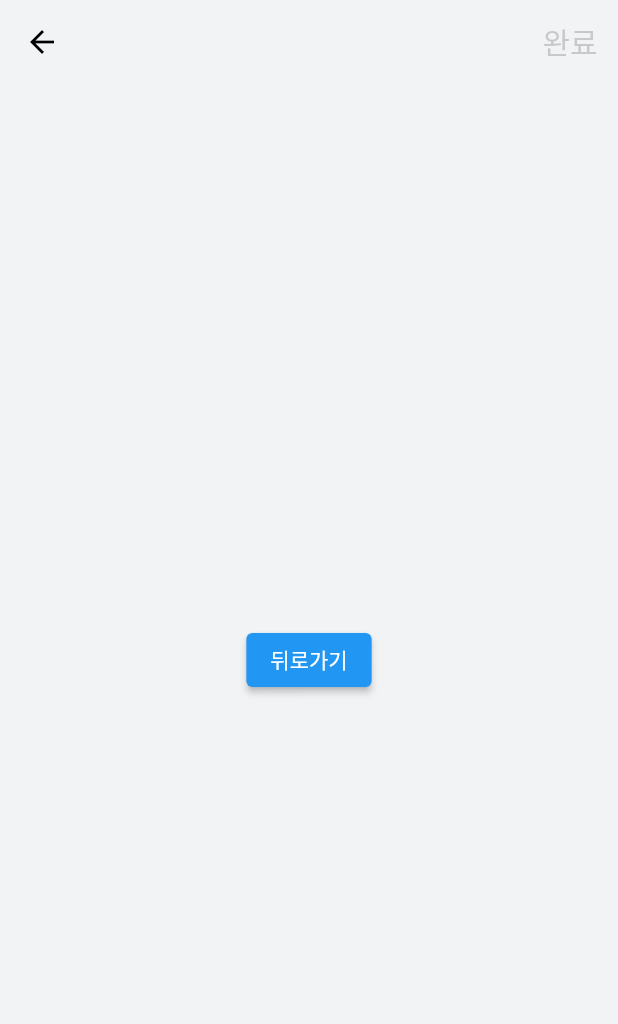
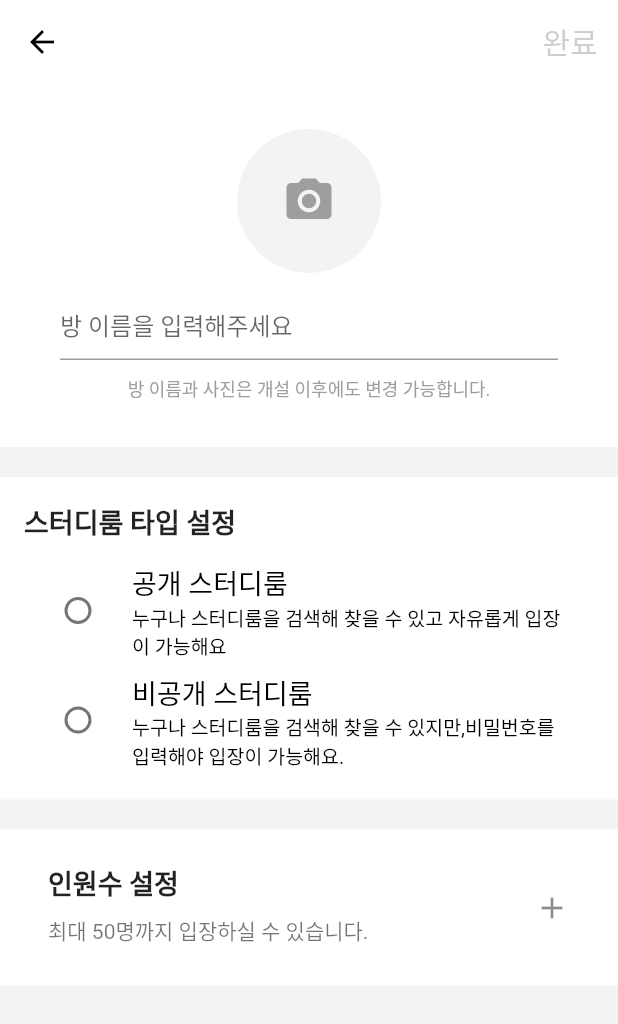
Before and after one commit to threeJob/withUs, a Flutter app: the screen it shows after launch, after a tap on the "add" icon, on a phone screen of 412 x 824 dp. Shown: the top 1024 px of the screen. Run offline on Flutter 3.47's test engine with Material 2 defaults, Android fonts, the phone set to English and light mode, and no system bars; our stand-ins replace flutter_svg; missing offline and left inert: dart:ffi.

Commit message:
Design: Make RoomCreate Page UI

```diff
--- a/lib/main.dart
+++ b/lib/main.dart
@@ -14,6 +14,7 @@ class MyApp extends StatelessWidget {
   Widget build(BuildContext context) {
     return MaterialApp(
       title: 'Flutter Demo',
+      debugShowCheckedModeBanner: false,
       theme: ThemeData(
         // This is the theme of your application.
         //
--- a/lib/screens/rooms/room.dart
+++ b/lib/screens/rooms/room.dart
@@ -1,26 +1,38 @@
+import 'dart:ffi';
+
 import 'package:flutter/material.dart';
 import 'package:flutter/src/widgets/container.dart';
 import 'package:flutter/src/widgets/framework.dart';
 import 'package:flutter_svg/svg.dart';
 
-class Room extends StatelessWidget {
+class Room extends StatefulWidget {
   const Room({super.key});
 
+  @override
+  State<Room> createState() => _RoomState();
+}
+
+class _RoomState extends State<Room> {
   @override
   Widget build(BuildContext context) {
     var screenWidth = MediaQuery.of(context).size.width;
     var screenHeight = MediaQuery.of(context).size.height;
 
-    PreferredSizeWidget _appbarWidget() {
-      return AppBar(
-        backgroundColor: Color(0xffF2F3F5),
+    bool _ischecked = false;
+    var selectedRoomType = ['Private', 'Formal'];
+    return Scaffold(
+      backgroundColor: Color(0xffF2F3F5),
+      appBar: AppBar(
+        backgroundColor: Colors.white,
         iconTheme: IconThemeData(
           color: Colors.black, //색변경
         ),
         elevation: 0, //그림자 주기
         actions: [
           TextButton(
-            onPressed: () {},
+            onPressed: () {
+              print("완료 is clicked");
+            },
             style: TextButton.styleFrom(
               foregroundColor: Colors.grey.withOpacity(0.5),
             ),
@@ -30,18 +42,119 @@ class Room extends StatelessWidget {
             ),
           ),
         ],
-      ); //우측 끝 버튼 위치 리;
-    }
-
-    return Scaffold(
-      backgroundColor: Color(0xffF2F3F5),
-      // backgroundColor: Colors.grey.withOpacity(0.2),
-      appBar: _appbarWidget(),
-      body: Center(
-          child: ElevatedButton(
-        child: const Text("뒤로가기"),
-        onPressed: () {},
-      )),
+      ),
+      body: Column(
+        children: [
+          Container(
+            color: Colors.white,
+            child: Padding(
+              padding: EdgeInsets.fromLTRB(30.0, 30.0, 30.0, 30.0),
+              child: Center(
+                child: Column(
+                    crossAxisAlignment: CrossAxisAlignment.center,
+                    children: [
+                      FloatingActionButton.large(
+                        backgroundColor: Color(0xffF2F3F5),
+                        child: Icon(
+                          Icons.camera_alt,
+                          color: Colors.grey,
+                        ),
+                        elevation: 0,
+                        onPressed: () {},
+                      ),
+                      SizedBox(
+                        height: 10,
+                      ),
+                      Padding(
+                        padding: const EdgeInsets.only(left: 10, right: 10),
+                        child: TextField(
+                          onChanged: ((value) {}),
+                          onSubmitted: ((value) {}),
+                          decoration: InputDecoration(
+                              alignLabelWithHint: true,
+                              hintText: "방 이름을 입력해주세요"),
+                        ),
+                      ),
+                      SizedBox(height: 10),
+                      Text(
+                        "방 이름과 사진은 개설 이후에도 변경 가능합니다.",
+                        style: TextStyle(color: Colors.grey, fontSize: 12),
+                      ),
+                    ]),
+              ),
+            ),
+          ),
+          Container(
+            color: Colors.white,
+            margin: EdgeInsets.fromLTRB(0, 20, 0, 0),
+            padding: EdgeInsets.all(16),
+            child: Column(
+              crossAxisAlignment: CrossAxisAlignment.start,
+              children: [
+                Text(
+                  "스터디룸 타입 설정",
+                  style: TextStyle(
+                      fontSize: 18,
+                      fontFamily: 'Roboto',
+                      fontWeight: FontWeight.bold),
+                ),
+                SizedBox(
+                  height: 10,
+                ),
+                RadioListTile(
+                  value: 1,
+                  groupValue: selectedRoomType,
+                  onChanged: (val) {
+                    print("Radio Tile pressed $val");
+                  },
+                  title: const Text('공개 스터디룸', style: TextStyle(fontSize: 18)),
+                  subtitle: const Text(
+                    '누구나 스터디룸을 검색해 찾을 수 있고 자유롭게 입장이 가능해요',
+                    style: TextStyle(fontSize: 13),
+                  ),
+                  activeColor: Colors.black,
+                  isThreeLine: false,
+                  selected: true,
+                ),
+                RadioListTile(
+                  value: 1,
+                  groupValue: selectedRoomType,
+                  onChanged: (val) {
+                    print("Radio Tile pressed $val");
+                  },
+                  title: const Text('비공개 스터디룸', style: TextStyle(fontSize: 18)),
+                  subtitle: const Text(
+                    '누구나 스터디룸을 검색해 찾을 수 있지만,비밀번호를 입력해야 입장이 가능해요.',
+                    style: TextStyle(fontSize: 13),
+                  ),
+                  activeColor: Colors.black,
+                  isThreeLine: false,
+                  selected: true,
+                ),
+              ],
+            ),
+          ),
+          Container(
+            color: Colors.white,
+            margin: EdgeInsets.fromLTRB(0, 20, 0, 0),
+            padding: EdgeInsets.all(16),
+            child: ListTile(
+              title: Padding(
+                padding: const EdgeInsets.only(bottom: 8.0),
+                child: Text(
+                  '인원수 설정',
+                  style: TextStyle(fontSize: 18, fontWeight: FontWeight.bold),
+                ),
+              ),
+              subtitle: Text('최대 50명까지 입장하실 수 있습니다.'),
+              onTap: (() {
+                print('Setting is clicked');
+              }),
+              trailing: Icon(Icons.add),
+            ),
+          )
+        ],
+      ),
     );
   }
 }
```
